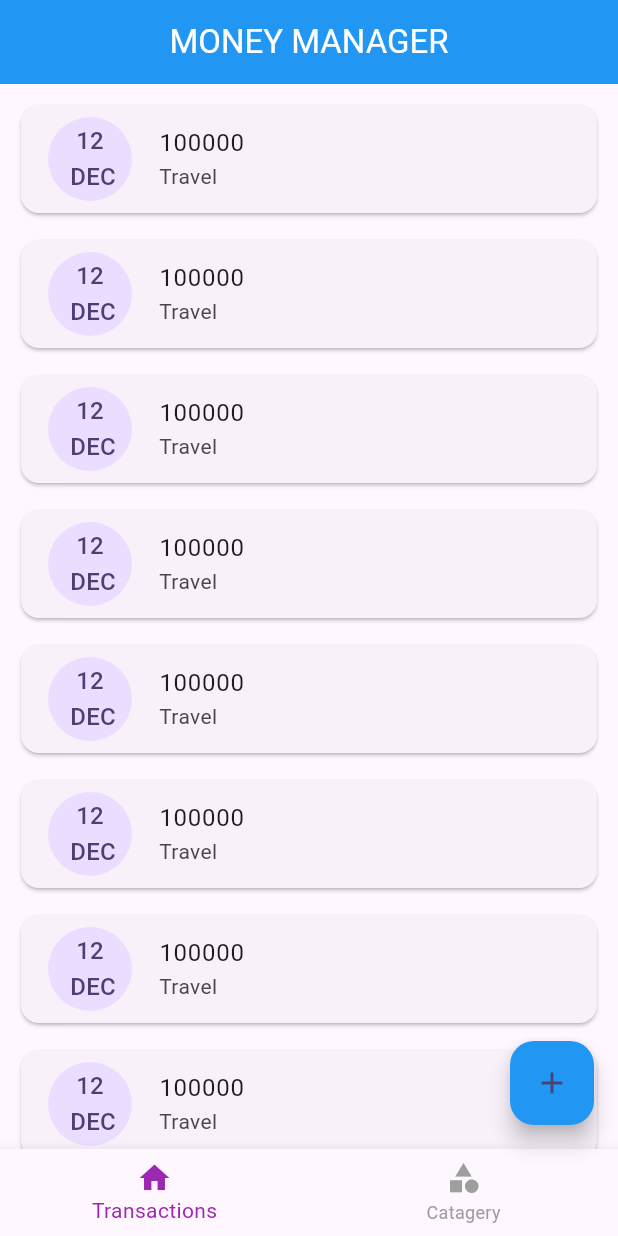
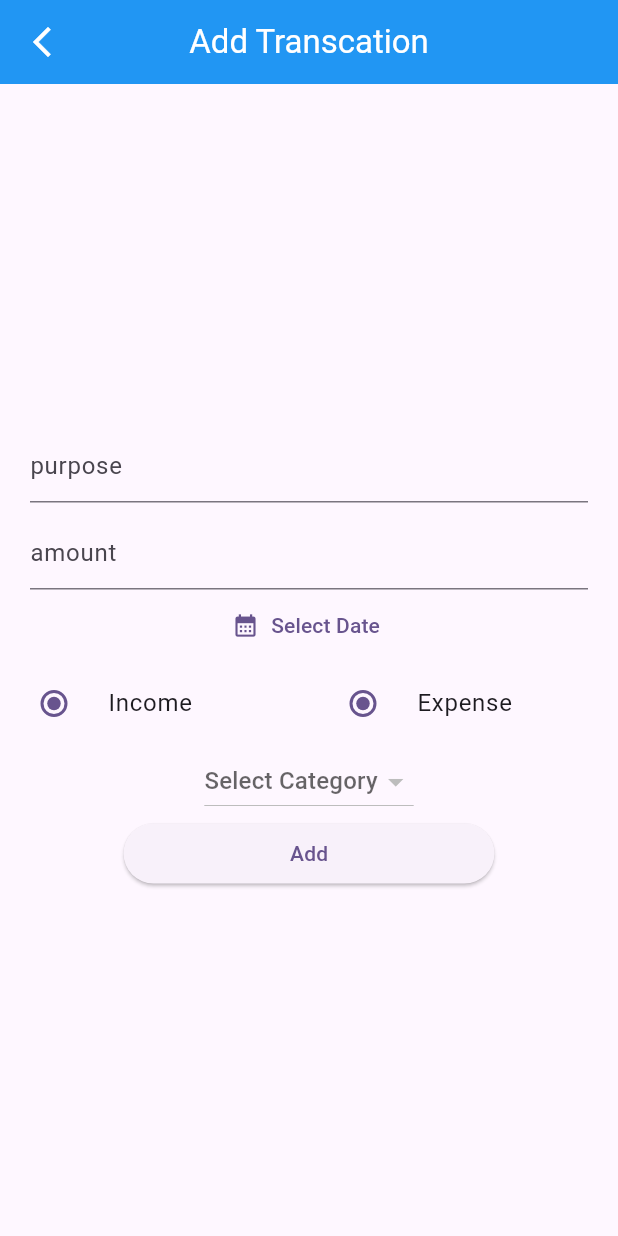
Before and after one commit to arjun2020-py/Personal_Money_Management_App, a Flutter app: the screen it shows after launch, after a tap on the "add" icon, on a phone screen of 412 x 824 dp. Run offline on Flutter 3.47's test engine with Material 2 defaults, Android fonts, the light colour scheme and no system bars; our stand-ins replace hive, hive_flutter; accounts and stored records are empty.

Commit message:
complete category section and start addTranscation

```diff
--- a/lib/db/category/category_db.dart
+++ b/lib/db/category/category_db.dart
@@ -1,3 +1,4 @@
+import 'package:flutter/material.dart';
 import 'package:hive_flutter/hive_flutter.dart';
 import 'package:peronal_money_mangment/model/categery/categery_model.dart';
 
@@ -5,15 +6,35 @@ const CATEGORY_DB_NAME = 'category_database';
 
 abstract class CategoryDbFunctions {
   Future<List<CategeryModel>> getCategories();
-
   Future<void> instertCategory(CategeryModel value);
+  Future<void> deleteCategory(String categoryID);
 }
 
 class CategoryDB implements CategoryDbFunctions {
+  //Singleton in flutter
+  CategoryDB.internal();
+  static CategoryDB instance = CategoryDB.internal();
+  //only one instance retrun chykaa
+  factory CategoryDB() {
+    return instance;
+  }
+
+  //define two  value notfier list  for the income and expense.
+  ValueNotifier<List<CategeryModel>> incomeCategoryValueNotifer =
+      ValueNotifier([]);
+  ValueNotifier<List<CategeryModel>> expanseCategoryValueNotifer =
+      ValueNotifier([]);
+
   @override
   Future<void> instertCategory(CategeryModel value) async {
     final _categoryDB = await Hive.openBox<CategeryModel>(CATEGORY_DB_NAME);
-   await _categoryDB.add(value);
+    //put method() good for the delete item for list item.
+
+    //put : => save the key - value pair
+    //put(key,value);
+
+    await _categoryDB.put(value.id, value);
+    refreshUI();
   }
 
   @override
@@ -21,4 +42,28 @@ class CategoryDB implements CategoryDbFunctions {
     final _categoryDB = await Hive.openBox<CategeryModel>(CATEGORY_DB_NAME);
     return _categoryDB.values.toList();
   }
+
+  Future<void> refreshUI() async {
+    //need all  category items.
+    final _allCategories = await getCategories();
+    incomeCategoryValueNotifer.value.clear();
+    expanseCategoryValueNotifer.value.clear();
+    Future.forEach(_allCategories, (CategeryModel category) {
+      if (category.type == CategoryType.income) {
+        incomeCategoryValueNotifer.value.add(category);
+      } else {
+        expanseCategoryValueNotifer.value.add(category);
+      }
+    });
+    incomeCategoryValueNotifer.notifyListeners();
+    expanseCategoryValueNotifer.notifyListeners();
+  }
+
+  @override
+  Future<void> deleteCategory(String categoryID) async {
+    final _categoryDB = await Hive.openBox<CategeryModel>(CATEGORY_DB_NAME);
+
+    _categoryDB.delete(categoryID);
+    refreshUI();
+  }
 }
--- a/lib/main.dart
+++ b/lib/main.dart
@@ -1,6 +1,7 @@
 import 'package:flutter/material.dart';
 import 'package:hive_flutter/hive_flutter.dart';
 import 'package:peronal_money_mangment/model/categery/categery_model.dart';
+import 'package:peronal_money_mangment/screen/add_transaction/add_transation.dart';
 
 import 'screen/home/screen_home.dart';
 
@@ -29,6 +30,12 @@ class MyApp extends StatelessWidget {
           colorScheme: ColorScheme.fromSeed(seedColor: Colors.deepPurple),
           useMaterial3: true,
         ),
-        home: ScreenHome());
+        home: ScreenHome(),
+        routes: {
+          AddTransaction.router : (context) => AddTransaction()
+        },
+        );
+
+
   }
 }
--- /dev/null
+++ b/lib/screen/add_transaction/add_transation.dart
@@ -0,0 +1,30 @@
+import 'package:flutter/material.dart';
+
+import 'widget/custom_column.dart';
+
+class AddTransaction extends StatelessWidget {
+  const AddTransaction({super.key});
+  static const router = 'add_transcation';
+
+  @override
+  Widget build(BuildContext context) {
+    return Scaffold(
+      appBar: AppBar(
+        centerTitle: true,
+        automaticallyImplyLeading: false,
+        backgroundColor: Colors.blue,
+        leading: IconButton(
+            onPressed: () {},
+            icon: Icon(
+              Icons.arrow_back_ios_new,
+              color: Colors.white,
+            )),
+        title: Text(
+          'Add Transcation',
+          style: TextStyle(color: Colors.white),
+        ),
+      ),
+      body: SafeArea(child: CustomColoumWidget()),
+    );
+  }
+}
--- /dev/null
+++ b/lib/screen/add_transaction/widget/custom_column.dart
@@ -0,0 +1,44 @@
+import 'package:flutter/material.dart';
+import 'package:peronal_money_mangment/model/categery/categery_model.dart';
+
+import 'custom_date_picker.dart';
+import 'custom_dropdown_widget.dart';
+import 'custom_elev_button.dart';
+import 'custom_radio_button.dart';
+import 'custom_textform_widget.dart';
+
+class CustomColoumWidget extends StatelessWidget {
+  const CustomColoumWidget({super.key});
+
+  @override
+  Widget build(BuildContext context) {
+    return Column(
+      mainAxisAlignment: MainAxisAlignment.center,
+      children: [
+        customTextformWidget(
+          hinttext: 'purpose',
+          textInputType: TextInputType.name,
+        ),
+        SizedBox(
+          height: 10,
+        ),
+        customTextformWidget(
+          hinttext: 'amount',
+          textInputType: TextInputType.number,
+        ),
+        CustomDatePicker(),
+        Row(
+          children: [
+            CustomRadioButton(
+              text: 'Income',
+              type: CategoryType.income,
+            ),
+            CustomRadioButton(text: 'Expense', type: CategoryType.expense),
+          ],
+        ),
+        CustomDropdwonWidget(),
+        CustomElevButton()
+      ],
+    );
+  }
+}
--- /dev/null
+++ b/lib/screen/add_transaction/widget/custom_date_picker.dart
@@ -0,0 +1,14 @@
+import 'package:flutter/material.dart';
+
+class CustomDatePicker extends StatelessWidget {
+  const CustomDatePicker({super.key});
+
+  @override
+  Widget build(BuildContext context) {
+    return TextButton.icon(
+      icon: Icon(Icons.calendar_month),
+      onPressed: () {},
+      label: Text('Select Date'),
+    );
+  }
+}
--- /dev/null
+++ b/lib/screen/add_transaction/widget/custom_dropdown_widget.dart
@@ -0,0 +1,19 @@
+import 'package:flutter/material.dart';
+import 'package:peronal_money_mangment/db/category/category_db.dart';
+
+class CustomDropdwonWidget extends StatelessWidget {
+  const CustomDropdwonWidget({super.key});
+
+  @override
+  Widget build(BuildContext context) {
+    return DropdownButton(
+      hint: Text('Select Category'),
+      items: CategoryDB().expanseCategoryValueNotifer.value.map((e) {
+        return DropdownMenuItem(value: e.id, child: Text(e.categeryName));
+      }).toList(),
+      onChanged: (selectedValue) {
+        print(selectedValue);
+      },
+    );
+  }
+}
--- /dev/null
+++ b/lib/screen/add_transaction/widget/custom_elev_button.dart
@@ -0,0 +1,16 @@
+import 'package:flutter/material.dart';
+
+class CustomElevButton extends StatelessWidget {
+  const CustomElevButton({super.key});
+
+  @override
+  Widget build(BuildContext context) {
+    return SizedBox(
+      width: MediaQuery.sizeOf(context).width * 0.6,
+      child: ElevatedButton(
+        onPressed: () {},
+        child: Text('Add'),
+      ),
+    );
+  }
+}
--- /dev/null
+++ b/lib/screen/add_transaction/widget/custom_radio_button.dart
@@ -0,0 +1,20 @@
+import 'package:flutter/material.dart';
+import 'package:peronal_money_mangment/model/categery/categery_model.dart';
+
+class CustomRadioButton extends StatelessWidget {
+  const CustomRadioButton({super.key, required this.text, required this.type});
+  final String text;
+  final CategoryType type;
+
+  @override
+  Widget build(BuildContext context) {
+    return Expanded(
+      child: RadioListTile(
+        value: type,
+        groupValue: type,
+        title: Text(text),
+        onChanged: (value) {},
+      ),
+    );
+  }
+}
--- /dev/null
+++ b/lib/screen/add_transaction/widget/custom_textform_widget.dart
@@ -0,0 +1,20 @@
+import 'package:flutter/material.dart';
+
+class customTextformWidget extends StatelessWidget {
+  const customTextformWidget(
+      {super.key, required this.hinttext, required this.textInputType});
+  final String hinttext;
+  final TextInputType textInputType;
+  @override
+  Widget build(BuildContext context) {
+    return Padding(
+      padding: const EdgeInsets.symmetric(horizontal: 20),
+      child: TextFormField(
+        keyboardType: textInputType,
+        decoration: InputDecoration(
+          hintText: hinttext,
+        ),
+      ),
+    );
+  }
+}
--- a/lib/screen/catagery/expense/screen_expense.dart
+++ b/lib/screen/catagery/expense/screen_expense.dart
@@ -1,23 +1,34 @@
 import 'package:flutter/material.dart';
+import 'package:peronal_money_mangment/db/category/category_db.dart';
 
 class ExpenseCatageryList extends StatelessWidget {
   const ExpenseCatageryList({super.key});
 
   @override
   Widget build(BuildContext context) {
+    return ValueListenableBuilder(
+      valueListenable: CategoryDB.instance.expanseCategoryValueNotifer,
+      builder: (context, newList, child) {
         return ListView.separated(
-      itemCount: 20,
+          itemCount: newList.length,
           separatorBuilder: (BuildContext context, int index) {
             return SizedBox(
               height: 10,
             );
           },
           itemBuilder: (BuildContext context, int index) {
+            var category = newList[index];
             return Card(
               child: ListTile(
-            title: Text('Expense Catagery ${index}'),
-            trailing: IconButton(onPressed: () {}, icon: Icon(Icons.delete)),
+                title: Text(category.categeryName),
+                trailing: IconButton(
+                    onPressed: () {
+                      CategoryDB.instance.deleteCategory(category.id);
+                    },
+                    icon: Icon(Icons.delete)),
               ),
+            );
+          },
         );
       },
     );
--- a/lib/screen/catagery/income/screen_income.dart
+++ b/lib/screen/catagery/income/screen_income.dart
@@ -1,23 +1,34 @@
 import 'package:flutter/material.dart';
+import 'package:peronal_money_mangment/db/category/category_db.dart';
 
 class IncomeCatageryList extends StatelessWidget {
   const IncomeCatageryList({super.key});
 
   @override
   Widget build(BuildContext context) {
+    return ValueListenableBuilder(
+      valueListenable: CategoryDB.instance.incomeCategoryValueNotifer,
+      builder: (context, newList, child) {
         return ListView.separated(
-      itemCount: 20,
+          itemCount: newList.length,
           separatorBuilder: (BuildContext context, int index) {
             return SizedBox(
               height: 10,
             );
           },
           itemBuilder: (BuildContext context, int index) {
+            var category = newList[index];
             return Card(
               child: ListTile(
-            title: Text('Income Catagery ${index}'),
-            trailing: IconButton(onPressed: () {}, icon: Icon(Icons.delete)),
+                title: Text(category.categeryName),
+                trailing: IconButton(
+                    onPressed: () {
+                      CategoryDB.instance.deleteCategory(category.id);
+                    },
+                    icon: Icon(Icons.delete)),
               ),
+            );
+          },
         );
       },
     );
--- a/lib/screen/catagery/screen_catagery.dart
+++ b/lib/screen/catagery/screen_catagery.dart
@@ -17,10 +17,7 @@ class _ScreenCatageryState extends State<ScreenCatagery>
   @override
   void initState() {
     _tabController = TabController(length: 2, vsync: this);
-    CategoryDB().getCategories().then((value) {
-      print('category get');
-      print(value.toString());
-    });
+    CategoryDB().refreshUI();
     super.initState();
   }
 
--- a/lib/screen/home/screen_home.dart
+++ b/lib/screen/home/screen_home.dart
@@ -1,6 +1,6 @@
+
 import 'package:flutter/material.dart';
-import 'package:peronal_money_mangment/db/category/category_db.dart';
-import 'package:peronal_money_mangment/model/categery/categery_model.dart';
+import 'package:peronal_money_mangment/screen/add_transaction/add_transation.dart';
 import 'package:peronal_money_mangment/screen/catagery/screen_catagery.dart';
 import 'package:peronal_money_mangment/screen/transactions/screen_transactions.dart';
 
@@ -20,6 +20,7 @@ class ScreenHome extends StatelessWidget {
         onPressed: () {
           if (selectedIndexNotfier.value == 0) {
             print('add trnsation data');
+            Navigator.of(context).pushNamed(AddTransaction.router);
           } else {
             print('add catagery data');
             showCategoryAddPopup(context);
--- a/lib/screen/home/widgets/bottom_navigation.dart
+++ b/lib/screen/home/widgets/bottom_navigation.dart
@@ -21,7 +21,7 @@ class MoneyMangmentButtonNaviButton extends StatelessWidget {
             BottomNavigationBarItem(
                 icon: Icon(Icons.home), label: 'Transactions'),
             BottomNavigationBarItem(
-                icon: Icon(Icons.category_sharp), label: 'Catagery')
+                icon: Icon(Icons.category_sharp), label: 'Category')
           ],
         );
       },
```
Also changed, not shown: lib/screen/catagery/custom_popup_button.dart (+10 -10 lines). Lines whose indentation alone changed are shown as unchanged.
